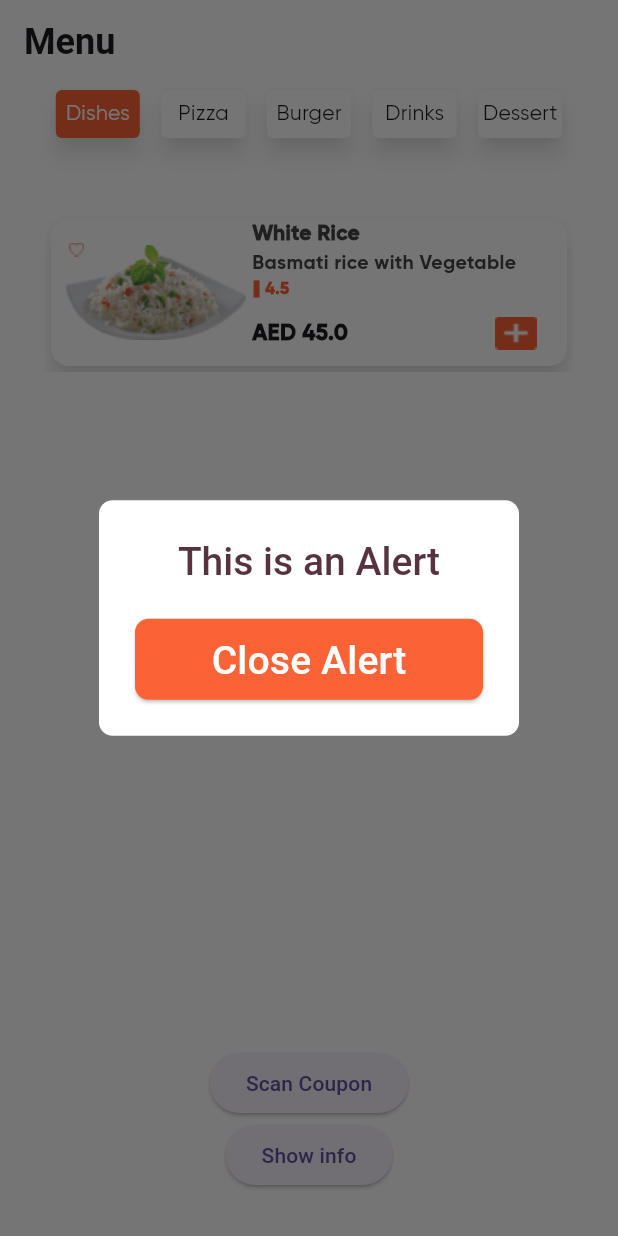
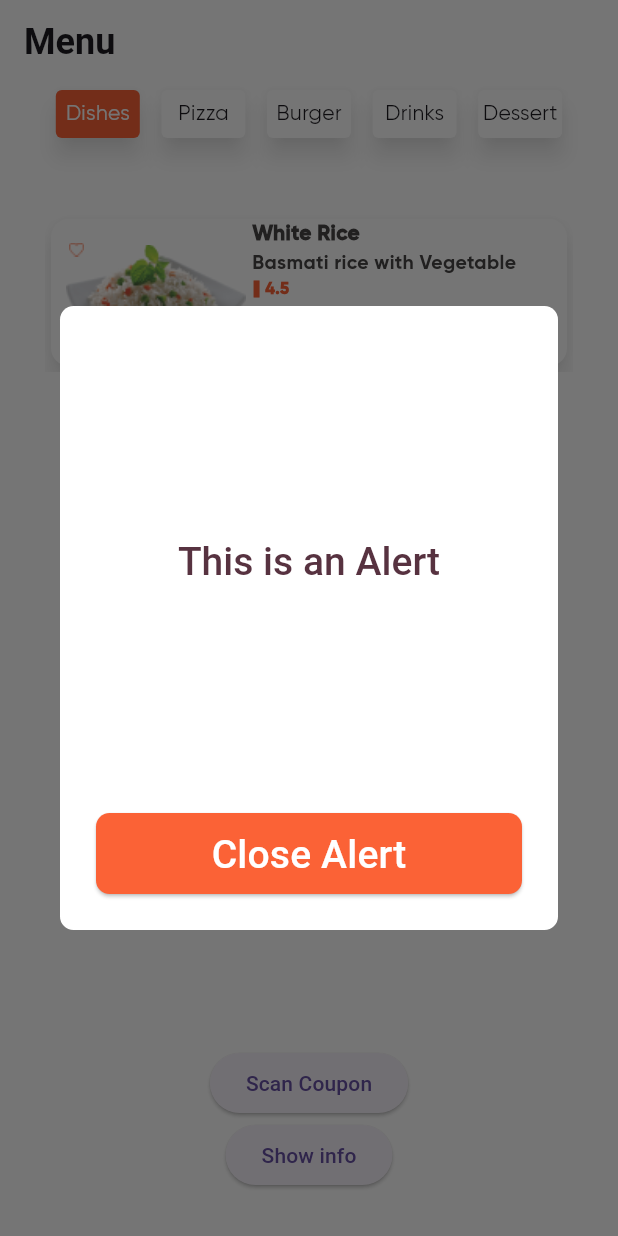
Before and after one commit to Flutter-gg-1/Restaurant-Menu-app, a Flutter app: the screen it shows after launch, after a tap on "Show info", on a phone screen of 412 x 824 dp. Run offline on Flutter 3.47's test engine with Material 3 defaults, Android fonts, the light colour scheme and no system bars.

Commit message:
fixed AlertDialouge

```diff
--- a/lib/lab2.dart
+++ b/lib/lab2.dart
@@ -124,14 +124,23 @@ class _Lab2State extends State<Lab2> {
                                 shape: RoundedRectangleBorder(
                                     borderRadius: BorderRadius.circular(9)),
                                 backgroundColor: Colors.white,
-                                title: const Center(
-                                    child: Text(
-                                  'This is an Alert',
-                                  style: TextStyle(
-                                      fontSize: 26.04,
-                                      fontWeight: FontWeight.w500,
-                                      color: Color.fromRGBO(87, 50, 64, 1)),
-                                )),
+                                title: const SizedBox(
+                                  height: 294,
+                                  width: 319,
+                                  child: Column(
+                                    mainAxisAlignment: MainAxisAlignment.center,
+                                    children: [
+                                      Text(
+                                        'This is an Alert',
+                                        style: TextStyle(
+                                            fontSize: 26.04,
+                                            fontWeight: FontWeight.w500,
+                                            color:
+                                                Color.fromRGBO(87, 50, 64, 1)),
+                                      ),
+                                    ],
+                                  ),
+                                ),
                                 actions: [
                                   Center(
                                     child: ElevatedButton(
```
